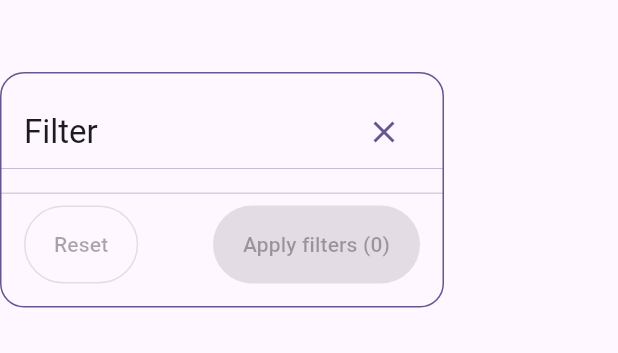
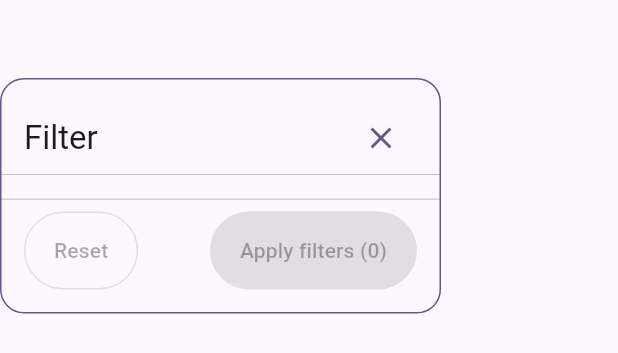
Before and after one commit to Pure-Scale/pure_scale_widgets, a Flutter app: the PSFilterDialogView widget shown alone on an empty page, opened directly with empty values, on a phone screen of 412 x 824 dp. Shown: the top 353 px of the screen. Run offline on Flutter 3.47's test engine with Material 3 defaults, Android fonts, the phone set to English and light mode, and no system bars; our stand-ins replace get, shimmer; missing offline and left inert: text_form_field_wrapper.

Commit message:
minor fix

```diff
--- a/lib/src/global_widgets/ps_filter_dialog_view.dart
+++ b/lib/src/global_widgets/ps_filter_dialog_view.dart
@@ -31,11 +31,15 @@ class PSFilterDialogView extends StatelessWidget {
   Widget build(BuildContext context) {
     return Container(
       width: filterWidth,
+      decoration: BoxDecoration(
+        borderRadius: BorderRadius.circular(16),
+        color: Colors.transparent,
+      ),
       alignment: Alignment.topCenter,
       padding: padding ??
           const EdgeInsets.only(
-            top: 48,
-            right: 4,
+            top: 52,
+            right: 6,
           ),
       child: Material(
         color: Colors.transparent,
```
